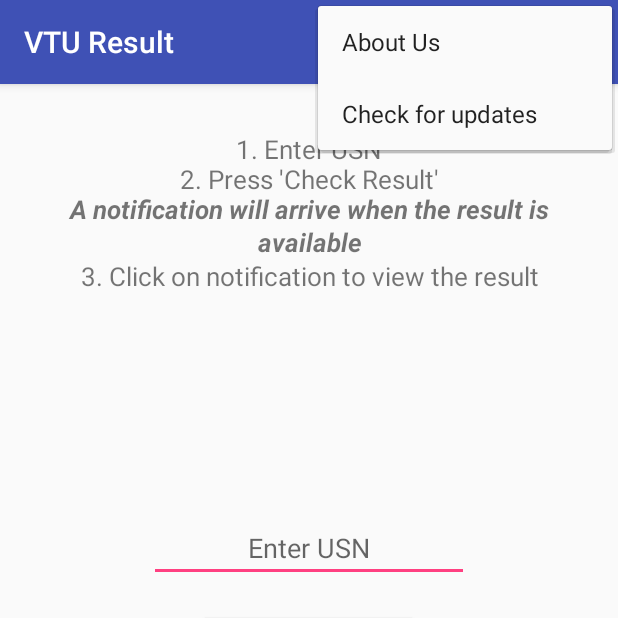
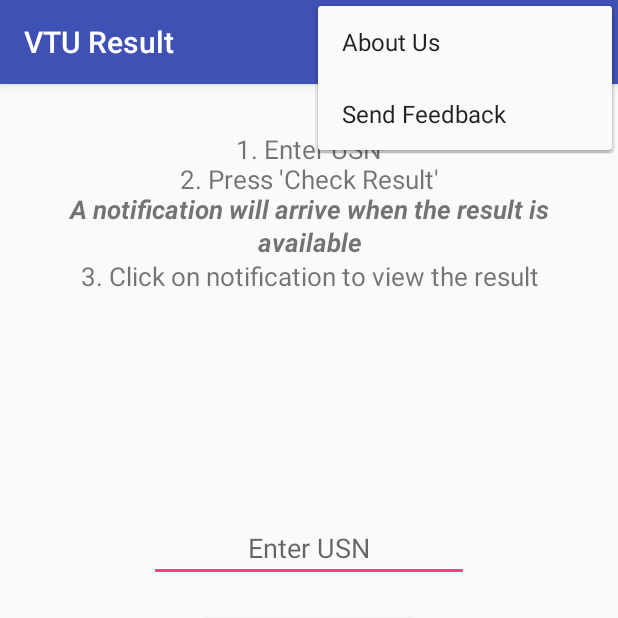
Before and after one commit to kuldeeps48/VTU-Result-Notifier, an Android app: the UsnInputActivity screen opened directly, with no data from a screen before it, with the options menu open, on a phone screen of 412 x 824 dp, the top half of it. Run offline under Robolectric (Android 15) with nearby library versions, the phone set to English and light mode, and no system bars; 1 statement that could not run was skipped.

Commit message:
Implement Send Feedback in UsnInputActivity menu

```diff
--- a/app/src/main/res/menu/settings_action.xml
+++ b/app/src/main/res/menu/settings_action.xml
@@ -7,8 +7,8 @@
     </item>
 
     <item
-        android:id="@+id/action_update_check"
-        android:title="@string/pref_check_update"
+        android:id="@+id/action_send_feedback"
+        android:title="@string/button_send_feedback"
         >
     </item>
 
```
Also changed, not shown: app/src/main/java/com/kuldeep/aadarsh/vturesultnotifier/vturesultnotifier/UsnInputActivity.java (+18 -0 lines).
